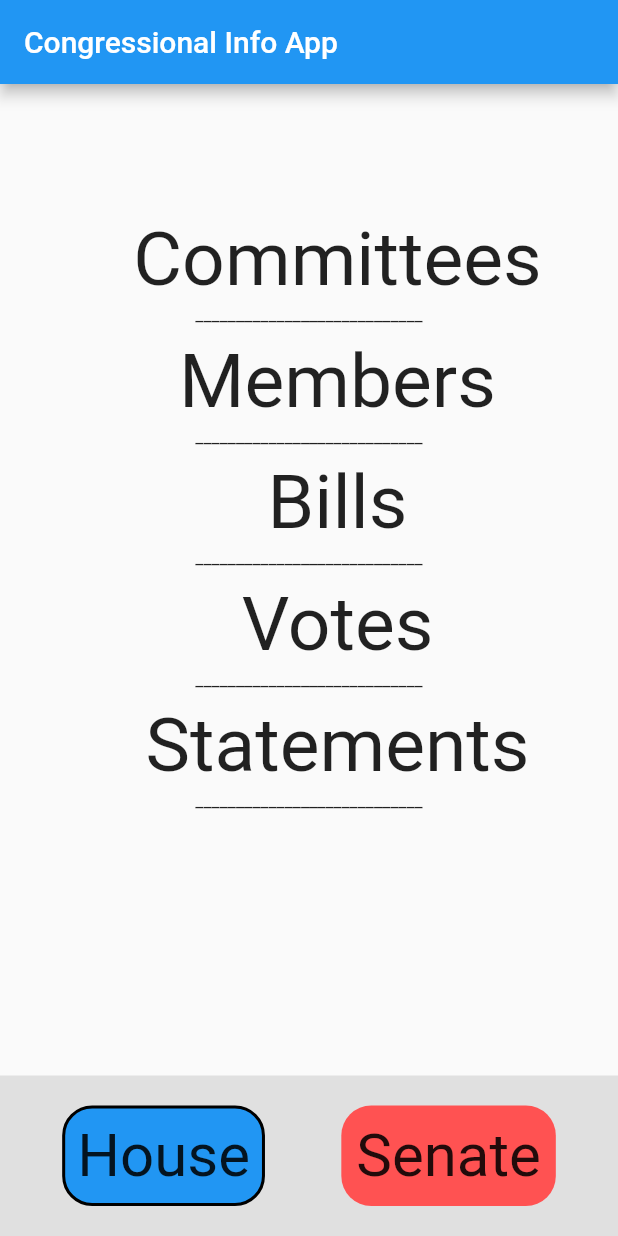
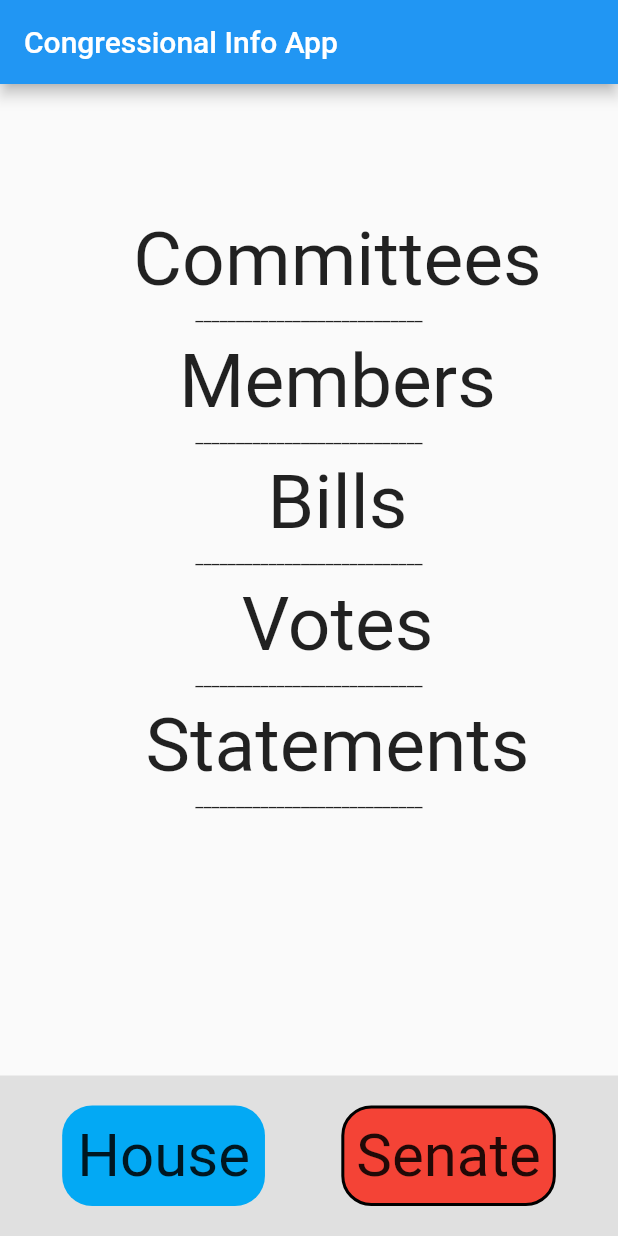
Before and after one commit to BMarx981/Seatd, a Flutter app: the screen it shows after launch, after a tap on "House", on a phone screen of 412 x 824 dp. Run offline on Flutter 3.47's test engine with Material 2 defaults, Android fonts, the phone set to English and light mode, and no system bars.

Commit message:
Toggle House and Senate buttons

```diff
--- a/lib/screens/seatd_home_page.dart
+++ b/lib/screens/seatd_home_page.dart
@@ -21,14 +21,23 @@ class SeatdHomePage extends StatefulWidget {
 
 class _SeatdHomePageState extends State<SeatdHomePage> {
   NetworkHelper nh = NetworkHelper.url(url: url);
-  bool selected = true;
+  bool houseSelected = true;
+  bool senateSelected = false;
   dynamic data;
   _getDataFromHelper() async {
     data = await nh.getData();
   }
 
   String _getChamber() {
-    return selected ? 'House' : 'Senate';
+    String selected = '';
+    if (houseSelected && !senateSelected) {
+      selected = 'House';
+    } else if (!houseSelected && senateSelected) {
+      selected = 'Senate';
+    } else if (houseSelected && senateSelected) {
+      selected = 'Joint';
+    }
+    return selected;
   }
 
   @override
@@ -90,15 +99,16 @@ class _SeatdHomePageState extends State<SeatdHomePage> {
                     GestureDetector(
                       onTap: () {
                         setState(() {
-                          if (!selected) {
-                            selected = !selected;
-                          }
+                          houseSelected = !houseSelected;
                         });
+                        if (!senateSelected && !houseSelected) {
+                          senateSelected = !senateSelected;
+                        }
                       },
                       child: Container(
                         decoration: BoxDecoration(
                           border: Border.all(
-                            color: selected
+                            color: houseSelected
                                 ? Colors.black
                                 : Colors.grey.withOpacity(0),
                             width: 2,
@@ -106,7 +116,7 @@ class _SeatdHomePageState extends State<SeatdHomePage> {
                           borderRadius: BorderRadius.circular(
                             20.0,
                           ),
-                          color: selected ? Colors.blue : Colors.lightBlue,
+                          color: houseSelected ? Colors.blue : Colors.lightBlue,
                         ),
                         child: Center(
                           child: Padding(
@@ -124,15 +134,16 @@ class _SeatdHomePageState extends State<SeatdHomePage> {
                     GestureDetector(
                       onTap: () {
                         setState(() {
-                          if (selected) {
-                            selected = !selected;
-                          }
+                          senateSelected = !senateSelected;
                         });
+                        if (!houseSelected && !senateSelected) {
+                          houseSelected = !houseSelected;
+                        }
                       },
                       child: Container(
                         decoration: BoxDecoration(
                           border: Border.all(
-                            color: !selected
+                            color: senateSelected
                                 ? Colors.black
                                 : Colors.grey.withOpacity(0),
                             width: 2,
@@ -140,7 +151,7 @@ class _SeatdHomePageState extends State<SeatdHomePage> {
                           borderRadius: BorderRadius.circular(
                             20.0,
                           ),
-                          color: !selected ? Colors.red : Colors.redAccent,
+                          color: senateSelected ? Colors.red : Colors.redAccent,
                         ),
                         child: Center(
                           child: Padding(
```
